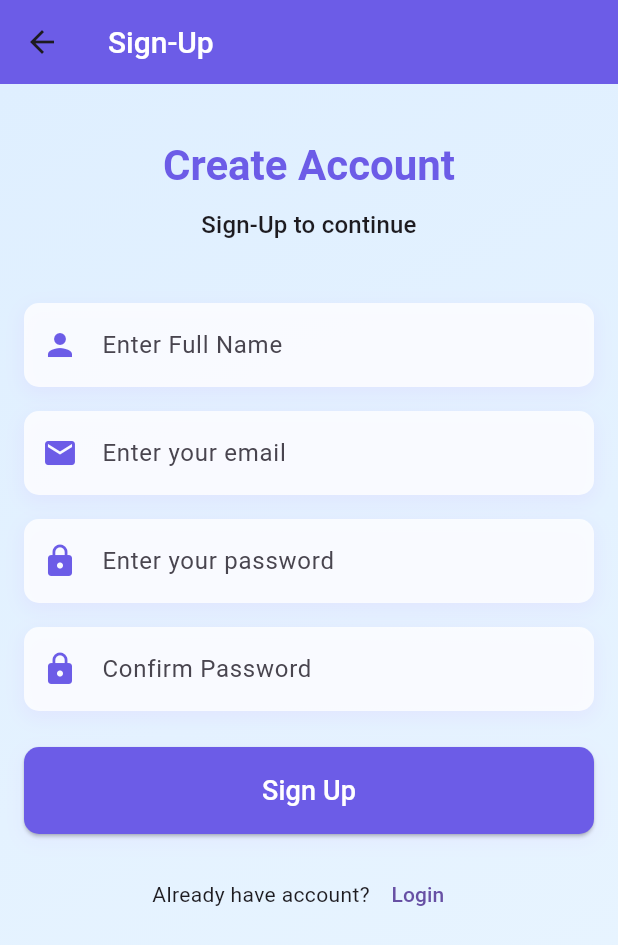
After one commit to carbonFibreCode/LinerAI, a Flutter app: the SignUpScreen screen opened by its route, on a phone screen of 412 x 824 dp. The commit adds this screen. Shown: the top 945 px of the screen. Run offline on Flutter 3.47's test engine with Material 3 defaults, Android fonts, the light colour scheme and no system bars; our stand-ins replace connectivity_plus, equatable, firebase_core, flutter_animate, flutter_bloc, flutter_dotenv and 1 more; accounts and stored records are empty; Roboto replaces fonts that are missing (Nunito).

Commit message:
added the login and signup screen, created the routes file

```diff
--- /dev/null
+++ b/lib/screens/signup_screen.dart
@@ -0,0 +1,207 @@
+import 'package:flutter/material.dart';
+import 'package:linerai/utils/constants.dart';
+
+class SignUpScreen extends StatefulWidget {
+
+  SignUpScreen({Key? key}) : super(key: key);
+
+  @override
+  State<SignUpScreen> createState() => _SignUpScreenState();
+}
+
+class _SignUpScreenState extends State<SignUpScreen> {
+  final TextEditingController _nameController = TextEditingController();
+
+  final TextEditingController _emailController = TextEditingController();
+
+  final TextEditingController _passwordController = TextEditingController();
+
+  final TextEditingController _confirmPasswordController = TextEditingController();
+
+  bool _passwordsMatch = true;
+
+
+  @override
+  Widget build(BuildContext context) {
+    return Scaffold(
+      appBar: AppBar(
+        title: Text(AppStrings.signUpTitle),
+      ),
+      resizeToAvoidBottomInset: false,
+      body: Container(
+        decoration: BoxDecoration(
+          gradient: LinearGradient(
+            colors: [
+              const Color.fromARGB(255, 223, 239, 255),
+              AppColors.backgroundEnd
+            ],
+            begin: Alignment.topLeft,
+            end: Alignment.bottomRight,
+          ),
+        ),
+        child: Builder(
+          builder: (context) {
+            return SafeArea(
+              child: Padding(
+                padding: EdgeInsets.all(16),
+                child: Column(
+                  crossAxisAlignment: CrossAxisAlignment.center,
+                  children: [
+                    SizedBox(height: 20),
+                    Text(
+                      AppStrings.createAccount,
+                      style: Theme.of(context).textTheme.headlineMedium?.copyWith(
+                        fontWeight: FontWeight.bold,
+                        color: AppColors.primary,
+                      ),
+                    ),
+                    SizedBox(height: 10),
+                    Text(
+                      AppStrings.signUpPrompt,
+                      style: Theme.of(context).textTheme.titleMedium,
+                      textAlign: TextAlign.center,
+                    ),
+                    SizedBox(height: 40),
+                    _buildTextField(
+                      controller: _nameController,
+                      hintText: AppStrings.nameHint,
+                      icon: Icons.person,
+                    ),
+                    SizedBox(height: 16),
+                    _buildTextField(
+                      controller: _emailController,
+                      hintText: AppStrings.emailHint,
+                      icon: Icons.email,
+                      keyboardType: TextInputType.emailAddress,
+                    ),
+                    SizedBox(height: 16),
+                    _buildTextField(
+                      controller: _passwordController,
+                      hintText: AppStrings.passwordHint,
+                      icon: Icons.lock,
+                      isPassword: true,
+                    ),
+                    SizedBox(height: 16),
+                    _buildTextField(
+                      controller: _confirmPasswordController,
+                      hintText: AppStrings.confirmPassword,
+                      icon: Icons.lock,
+                      isPassword: true,
+                      onChanged: _validatePasswords,
+                    ),
+                    if (!_passwordsMatch)
+                        Padding(
+                          padding: const EdgeInsets.only(top: 8.0),
+                          child: Text(
+                            AppStrings.passwordMismatch,
+                            style: TextStyle(color: Colors.red, fontSize: 12),
+                          ),
+                        ),
+                    SizedBox(height: 24),
+                    _buildSignUpButton(context),
+                    SizedBox(height: 16),
+                    _buildLoginPrompt(context),
+                  ],
+                ),
+              ),
+            );
+          }
+        ),
+      ),
+    );
+  }
+
+  Widget _buildTextField({
+    required TextEditingController controller,
+    required String hintText,
+    required IconData icon,
+    bool isPassword = false,
+    TextInputType keyboardType = TextInputType.text,
+    Function(String)? onChanged,
+  }) {
+    return Container(
+      decoration: BoxDecoration(
+        color: Colors.white.withOpacity(0.8),
+        borderRadius: BorderRadius.circular(10),
+        boxShadow: [
+          BoxShadow(
+            color: const Color.fromARGB(255, 197, 131, 255).withOpacity(0.1),
+            blurRadius: 10,
+            spreadRadius: 1,
+            offset: Offset(0, 4),
+          ),
+        ],
+      ),
+      child: TextField(
+        controller: controller,
+        obscureText: isPassword,
+        keyboardType: keyboardType,
+        onChanged: onChanged,
+        decoration: InputDecoration(
+          hintText: hintText,
+          prefixIcon: Icon(icon, color: AppColors.primary),
+          border: OutlineInputBorder(
+            borderRadius: BorderRadius.circular(10),
+            borderSide: BorderSide.none,
+          ),
+        ),
+      ),
+    );
+  }
+   void _validatePasswords(String value) {
+    setState(() {
+      _passwordsMatch = _passwordController.text == _confirmPasswordController.text;
+    });
+  }
+
+  Widget _buildSignUpButton(BuildContext context) {
+    return Container(
+      width: double.infinity,
+      decoration: BoxDecoration(
+        borderRadius: BorderRadius.circular(10),
+        boxShadow: [
+          BoxShadow(
+            color: const Color.fromARGB(180, 210, 164, 255).withOpacity(0.1),
+            blurRadius: 10,
+            spreadRadius: 2,
+            offset: Offset(0, 4),
+          ),
+        ],
+      ),
+      child: ElevatedButton(
+        onPressed: () {
+          // TODO: Implement sign up logic
+        },
+        child: Padding(
+          padding: const EdgeInsets.symmetric(vertical: 16.0),
+          child: Text(
+            AppStrings.signUp,
+            style: TextStyle(fontSize: 18,
+            color: Color.fromARGB(255, 255, 255, 255)),
+          ),
+        ),
+        style: ElevatedButton.styleFrom(
+          backgroundColor: AppColors.primary,
+          shape: RoundedRectangleBorder(
+            borderRadius: BorderRadius.circular(10),
+          ),
+        ),
+      ),
+    );
+  }
+
+  Widget _buildLoginPrompt(BuildContext context) {
+    return Row(
+      mainAxisAlignment: MainAxisAlignment.center,
+      children: [
+        Text(AppStrings.alreadyHaveAccount),
+        TextButton(
+          onPressed: () {
+            Navigator.pop(context);
+          },
+          child: Text(AppStrings.login),
+        ),
+      ],
+    );
+  }
+}
--- a/lib/utils/constants.dart
+++ b/lib/utils/constants.dart
@@ -6,6 +6,12 @@ class AppStrings {
   static const loadingMessage = "Thinking of something uplifting... 🌼";
   static const errorMessage = "A little hiccup. Tap to retry! 🫶";
   static const hintText = "Ask for a joke, motivation... 🌻";
+  static const loginTitle = "Sign-In";
+  static const welcomeBack = "LinerAI";
+  static const signInToContinue = "Sign-In to Continue";
+  static const forgotPassword = "Forgot Password";
+  static const noAccount = "Create Account";
+  static const signUp = "Sign Up";
 
   // Auth Strings
   static const login = "Login";
@@ -25,6 +31,11 @@ class AppStrings {
   static const String logout = 'Logout';
   static const String logoutConfirmation = 'Are you sure you want to logout?';
   static const String cancel = 'Cancel';
+  static const signUpTitle = "Sign-Up";
+  static const createAccount = "Create Account";
+  static const signUpPrompt = "Sign-Up to continue";
+  static const nameHint = "Enter Full Name";
+  static const alreadyHaveAccount = "Already have account?";
 }
 
 class AppColors {
--- /dev/null
+++ b/lib/utils/routes.dart
@@ -0,0 +1,4 @@
+//routes
+const loginRoute = "loginRoute";
+const chatScreenRoute = "chatScreenRoute";
+const signUpRoute = "signUpRoute";
```
Also changed, not shown: lib/main.dart (+9 -0 lines), lib/screens/chat_screen.dart (+23 -5 lines), lib/screens/login_screen.dart (added, +172 -0 lines).
